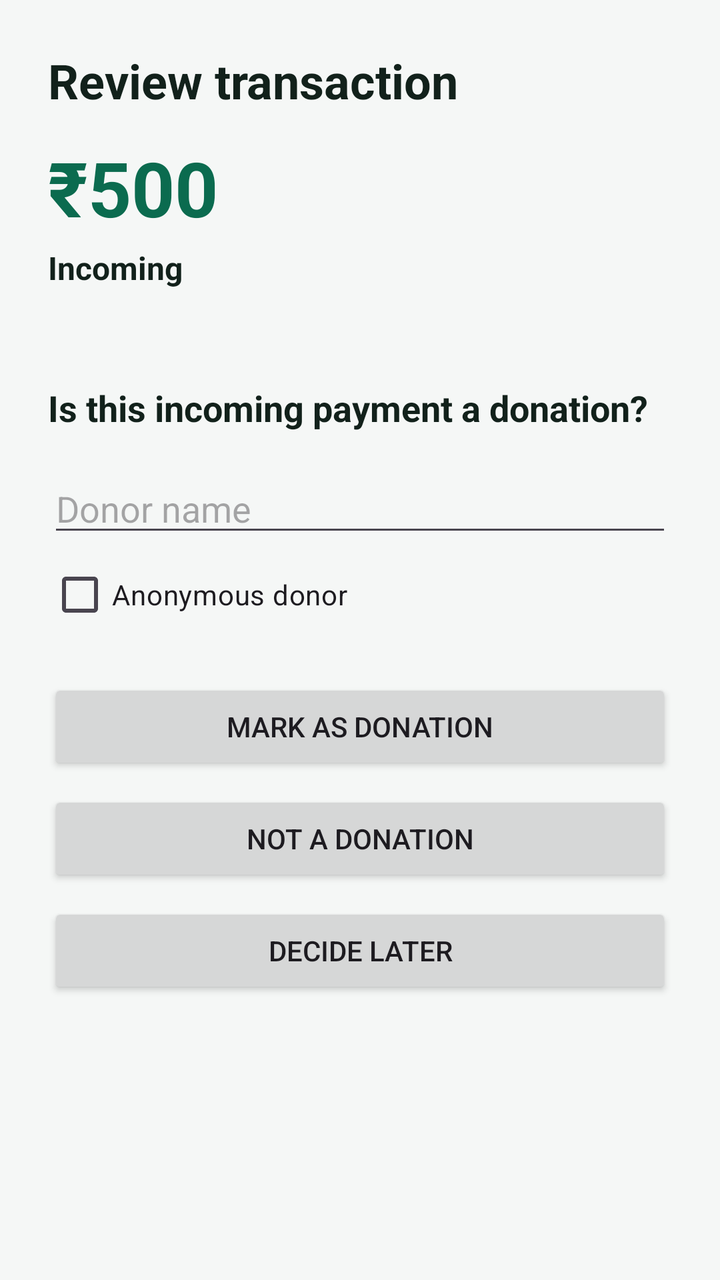
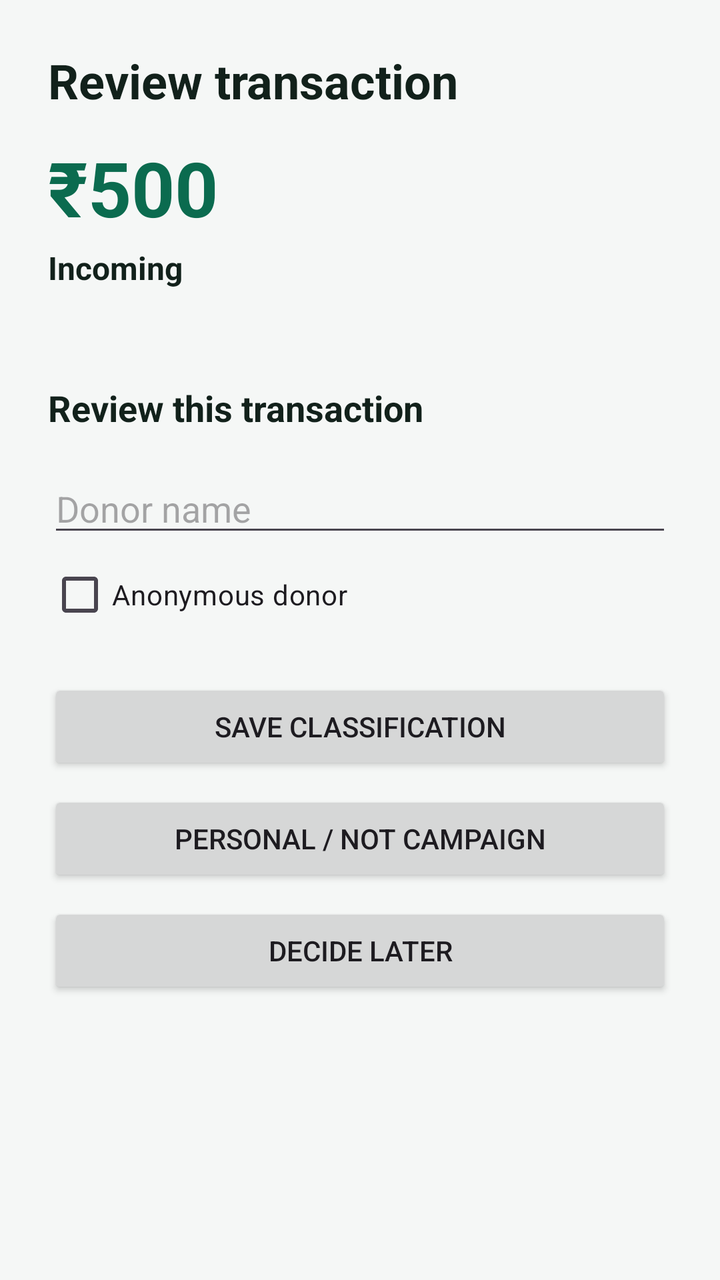

Screens rendered from an Android XML layout before and after an edit, with the pre-edit source and the edit as a unified diff.
<!-- AndroidManifest.xml: application theme Theme.NMOSeva -->
<!-- res/layout/activity_donor_entry.xml -->
<?xml version="1.0" encoding="utf-8"?>
<ScrollView xmlns:android="http://schemas.android.com/apk/res/android"
    android:layout_width="match_parent"
    android:layout_height="match_parent"
    android:background="@color/background">
    <LinearLayout
        android:layout_width="match_parent"
        android:layout_height="wrap_content"
        android:orientation="vertical"
        android:padding="24dp">

        <TextView
            android:layout_width="wrap_content"
            android:layout_height="wrap_content"
            android:text="Review transaction"
            android:textColor="@color/text_primary"
            android:textSize="24sp"
            android:textStyle="bold" />

        <TextView
            android:id="@+id/amountText"
            android:layout_width="wrap_content"
            android:layout_height="wrap_content"
            android:layout_marginTop="12dp"
            android:text="₹500"
            android:textColor="@color/primary"
            android:textSize="38sp"
            android:textStyle="bold" />

        <TextView
            android:id="@+id/directionText"
            android:layout_width="wrap_content"
            android:layout_height="wrap_content"
            android:layout_marginTop="4dp"
            android:text="Incoming"
            android:textColor="@color/text_primary"
            android:textSize="16sp"
            android:textStyle="bold" />

        <TextView
            android:id="@+id/sourceText"
            android:layout_width="match_parent"
            android:layout_height="wrap_content"
            android:layout_marginTop="4dp"
            android:textColor="@color/text_secondary" />

        <TextView
            android:id="@+id/questionText"
            android:layout_width="match_parent"
            android:layout_height="wrap_content"
            android:layout_marginTop="24dp"
            android:text="Is this incoming payment a donation?"
            android:textColor="@color/text_primary"
            android:textSize="18sp"
            android:textStyle="bold" />

        <EditText
            android:id="@+id/donorInput"
            android:layout_width="match_parent"
            android:layout_height="wrap_content"
            android:layout_marginTop="16dp"
            android:hint="Donor name"
            android:inputType="textPersonName" />

        <CheckBox
            android:id="@+id/anonymousCheck"
            android:layout_width="wrap_content"
            android:layout_height="wrap_content"
            android:text="Anonymous donor" />

        <Button
            android:id="@+id/saveButton"
            android:layout_width="match_parent"
            android:layout_height="wrap_content"
            android:layout_marginTop="18dp"
            android:text="Mark as donation" />

        <Button
            android:id="@+id/notDonationButton"
            android:layout_width="match_parent"
            android:layout_height="wrap_content"
            android:layout_marginTop="8dp"
            android:text="Not a donation" />

        <Button
            android:id="@+id/laterButton"
            android:layout_width="match_parent"
            android:layout_height="wrap_content"
            android:layout_marginTop="8dp"
            android:text="Decide later" />
    </LinearLayout>
</ScrollView>
<!-- resources referenced by this layout -->
<resources>
  <color name="background">#F5F7F6</color>
  <color name="primary">#0B6B4F</color>
  <color name="text_primary">#12211B</color>
  <color name="text_secondary">#5B6B64</color>
  <style name="Theme.NMOSeva" parent="Theme.Material3.DayNight.NoActionBar">
          <item name="colorPrimary">@color/primary</item>
          <item name="colorSecondary">@color/accent</item>
          <item name="android:colorAccent">@color/accent</item>
          <item name="android:navigationBarColor">@color/surface</item>
          <item name="android:windowLightStatusBar">true</item>
          <item name="android:statusBarColor">@color/surface</item>
      </style>
  <color name="accent">#F59E0B</color>
  <color name="surface">#FFFFFF</color>
</resources>

<!-- the commit's change to res/layout/activity_donor_entry.xml (unified diff, before → after) -->
@@ -49,7 +49,7 @@
             android:layout_width="match_parent"
             android:layout_height="wrap_content"
             android:layout_marginTop="24dp"
-            android:text="Is this incoming payment a donation?"
+            android:text="Review this transaction"
             android:textColor="@color/text_primary"
             android:textSize="18sp"
             android:textStyle="bold" />
@@ -68,19 +68,29 @@
             android:layout_height="wrap_content"
             android:text="Anonymous donor" />
 
+        <EditText
+            android:id="@+id/expenseInput"
+            android:layout_width="match_parent"
+            android:layout_height="wrap_content"
+            android:layout_marginTop="16dp"
+            android:hint="Expense comment, e.g. medicines / transport / printing"
+            android:inputType="textCapSentences|textMultiLine"
+            android:minLines="2"
+            android:visibility="gone" />
+
         <Button
             android:id="@+id/saveButton"
             android:layout_width="match_parent"
             android:layout_height="wrap_content"
             android:layout_marginTop="18dp"
-            android:text="Mark as donation" />
+            android:text="Save classification" />
 
         <Button
             android:id="@+id/notDonationButton"
             android:layout_width="match_parent"
             android:layout_height="wrap_content"
             android:layout_marginTop="8dp"
-            android:text="Not a donation" />
+            android:text="Personal / not campaign" />
 
         <Button
             android:id="@+id/laterButton"
